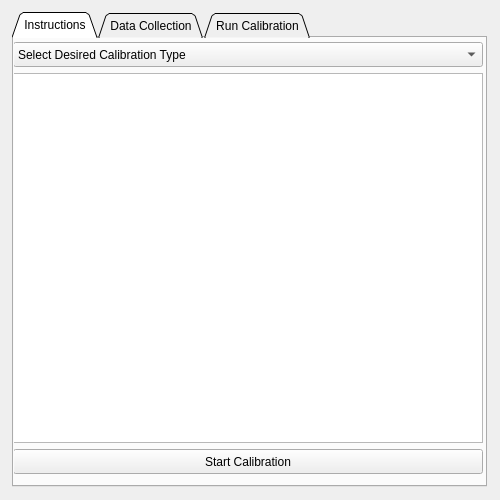
Above: industrial_calibration_gui/src/calibration_widget.ui from jdlangs/IC2 before the change. Below: the same form after it.
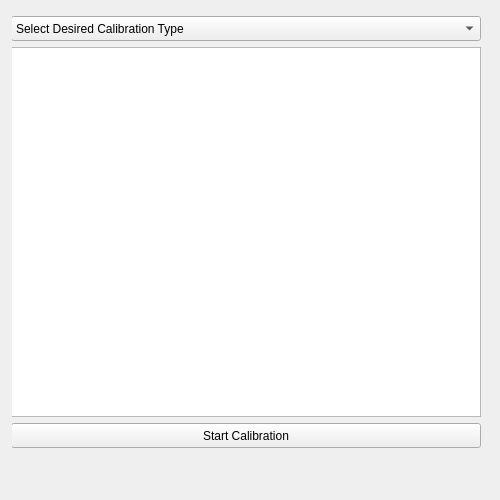
That is the form after the change.

Commit message: Changed tabWidget to stackedWidget

```diff
--- a/industrial_calibration_gui/src/calibration_widget.ui
+++ b/industrial_calibration_gui/src/calibration_widget.ui
@@ -38,7 +38,7 @@
       <enum>QLayout::SetDefaultConstraint</enum>
      </property>
      <item row="0" column="0">
-      <widget class="QTabWidget" name="tabWidget">
+      <widget class="QStackedWidget" name="stackedWidget">
        <property name="sizePolicy">
         <sizepolicy hsizetype="Fixed" vsizetype="Fixed">
          <horstretch>0</horstretch>
@@ -51,22 +51,10 @@
          <height>475</height>
         </size>
        </property>
-       <property name="tabShape">
-        <enum>QTabWidget::Triangular</enum>
-       </property>
        <property name="currentIndex">
         <number>0</number>
        </property>
-       <widget class="QWidget" name="tab">
-        <property name="sizePolicy">
-         <sizepolicy hsizetype="Fixed" vsizetype="Fixed">
-          <horstretch>0</horstretch>
-          <verstretch>0</verstretch>
-         </sizepolicy>
-        </property>
-        <attribute name="title">
-         <string>Instructions</string>
-        </attribute>
+       <widget class="QWidget" name="stackedWidgetPage1" native="true">
         <widget class="QWidget" name="gridLayoutWidget_2">
          <property name="geometry">
           <rect>
@@ -190,28 +178,8 @@
          </layout>
         </widget>
        </widget>
-       <widget class="QWidget" name="tab_2">
-        <property name="sizePolicy">
-         <sizepolicy hsizetype="Expanding" vsizetype="Expanding">
-          <horstretch>0</horstretch>
-          <verstretch>0</verstretch>
-         </sizepolicy>
-        </property>
-        <attribute name="title">
-         <string>Data Collection</string>
-        </attribute>
-       </widget>
-       <widget class="QWidget" name="tab_3">
-        <property name="sizePolicy">
-         <sizepolicy hsizetype="Expanding" vsizetype="Expanding">
-          <horstretch>0</horstretch>
-          <verstretch>0</verstretch>
-         </sizepolicy>
-        </property>
-        <attribute name="title">
-         <string>Run Calibration</string>
-        </attribute>
-       </widget>
+       <widget class="QWidget" name="stackedWidgetPage2" native="true"/>
+       <widget class="QWidget" name="stackedWidgetPage3" native="true"/>
       </widget>
      </item>
     </layout>
```
The commit also changes 1 other file.
